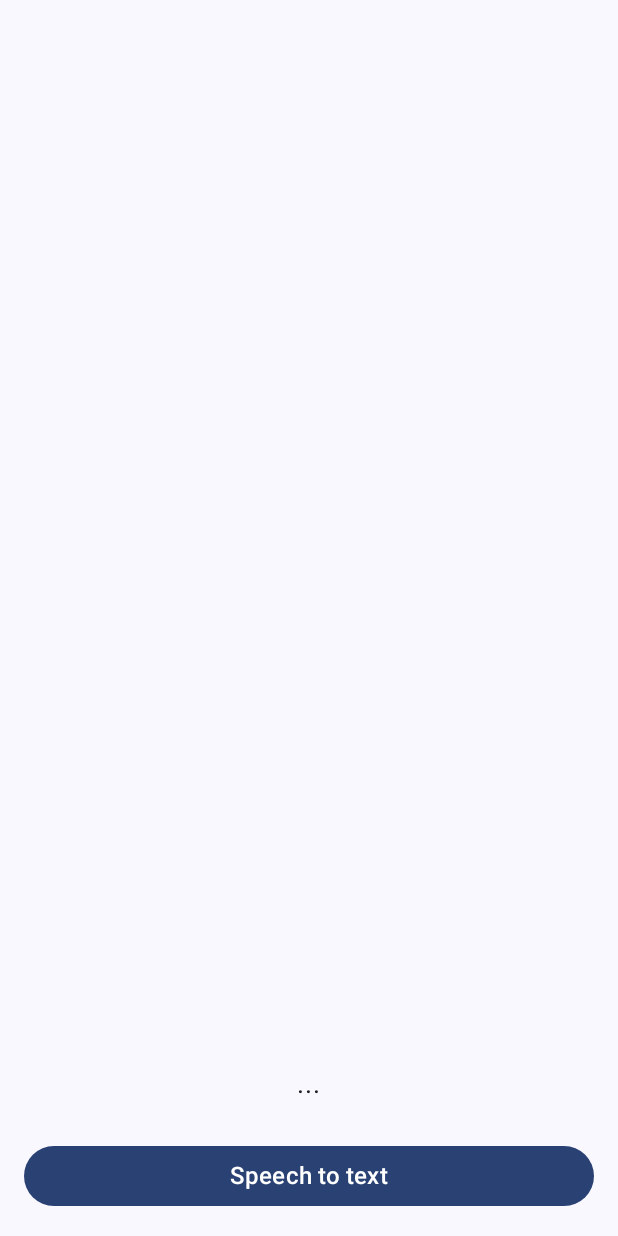
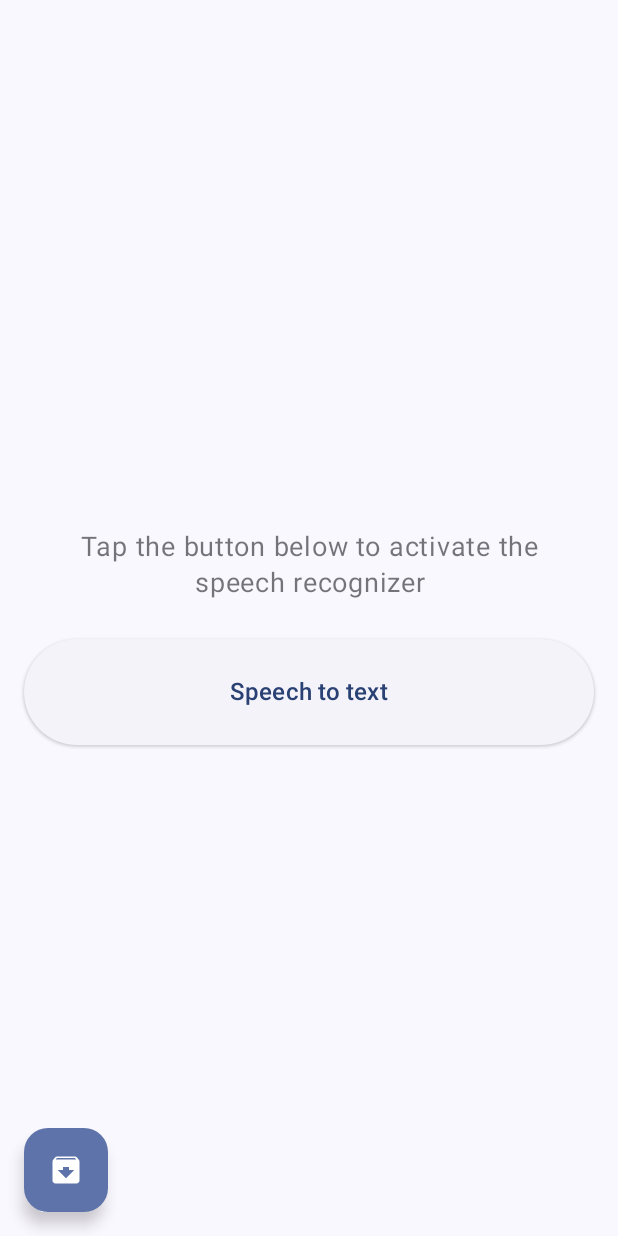
Before and after one commit to ManchiGitHub/SpeechToTextExample, an Android app built with Jetpack Compose: the screen it shows after launch (MainActivity), on a phone screen of 412 x 824 dp. Run offline under Robolectric (Android 15) with nearby library versions, the phone set to English and light mode, and no system bars; 1 statement that could not run was skipped.

Commit message:
feature:archive

```diff
--- a/app/build.gradle.kts
+++ b/app/build.gradle.kts
@@ -71,4 +71,7 @@ dependencies {
     implementation("androidx.compose.material:material-icons-extended")
     implementation("androidx.compose.ui:ui-graphics")
 
-    implementation("androidx.navigation:navigation-compose:2.7.7")}
+    implementation("androidx.navigation:navigation-compose:2.7.7")
+
+    implementation("com.airbnb.android:lottie-compose:4.0.0")
+}
--- a/app/src/main/java/com/example/myapplication/MainComposable.kt
+++ b/app/src/main/java/com/example/myapplication/MainComposable.kt
@@ -8,8 +8,9 @@ import androidx.compose.ui.tooling.preview.Preview
 import androidx.navigation.NavHostController
 import androidx.navigation.compose.NavHost
 import androidx.navigation.compose.rememberNavController
+import com.example.myapplication.archive.archiveNavGraph
 import com.example.myapplication.home.homeNavGraph
-import com.example.myapplication.navigation.AppNavigation
+import com.example.myapplication.navigation.NavGraphRoutes
 import theme.MyApplicationTheme
 
 @Preview
@@ -27,9 +28,10 @@ fun MainComposable(navController: NavHostController) {
         NavHost(
             navController = navController,
             modifier = Modifier.padding(innerPadding),
-            startDestination = AppNavigation.HomeRoute
+            startDestination = NavGraphRoutes.Home.name
         ) {
-            homeNavGraph()
+            homeNavGraph(navController)
+            archiveNavGraph(navController)
         }
     }
 }
--- a/app/src/main/java/com/example/myapplication/home/SpeechToTextComponent.kt
+++ b/app/src/main/java/com/example/myapplication/components/SpeechToTextComponent.kt
@@ -1,4 +1,4 @@
-package com.example.myapplication.home
+package com.example.myapplication.components
 
 import android.app.Activity.RESULT_OK
 import android.content.Intent
@@ -8,9 +8,12 @@ import androidx.activity.result.contract.ActivityResultContracts
 import androidx.compose.foundation.background
 import androidx.compose.foundation.layout.Arrangement
 import androidx.compose.foundation.layout.Column
+import androidx.compose.foundation.layout.PaddingValues
+import androidx.compose.foundation.layout.fillMaxSize
 import androidx.compose.foundation.layout.fillMaxWidth
 import androidx.compose.foundation.layout.padding
-import androidx.compose.material3.Button
+import androidx.compose.material3.ButtonDefaults
+import androidx.compose.material3.ElevatedButton
 import androidx.compose.material3.MaterialTheme
 import androidx.compose.material3.Text
 import androidx.compose.runtime.Composable
@@ -20,6 +23,8 @@ import androidx.compose.runtime.remember
 import androidx.compose.runtime.setValue
 import androidx.compose.ui.Alignment
 import androidx.compose.ui.Modifier
+import androidx.compose.ui.draw.alpha
+import androidx.compose.ui.text.style.TextAlign
 import androidx.compose.ui.tooling.preview.Preview
 import androidx.compose.ui.unit.dp
 import androidx.compose.ui.unit.sp
@@ -62,16 +67,19 @@ fun SpeechToTextSection(
     )
 
     Column(
-        modifier = modifier,
-        verticalArrangement = Arrangement.Bottom,
-        horizontalAlignment = Alignment.CenterHorizontally
+        modifier = modifier.fillMaxSize(),
+        horizontalAlignment = Alignment.CenterHorizontally,
+        verticalArrangement = Arrangement.Center
     ) {
         Text(
-            text = speechResult.ifEmpty { "..." },
+            text = speechResult.ifEmpty { "Tap the button below to activate the speech recognizer" },
+            textAlign = TextAlign.Center,
             fontSize = 18.sp,
-            modifier = Modifier.padding(25.dp)
+            modifier = Modifier.padding(25.dp).alpha(0.6f)
         )
-        Button(
+        ElevatedButton(
+            contentPadding = PaddingValues(25.dp),
+            colors = ButtonDefaults.elevatedButtonColors(),
             modifier = Modifier.fillMaxWidth(),
             onClick = { speechIntentLauncher.launch(speechToTextIntent) }
         ) {
--- /dev/null
+++ b/app/src/main/java/com/example/myapplication/home/HomeNavGraph.kt
@@ -0,0 +1,22 @@
+package com.example.myapplication.home
+
+import androidx.navigation.NavController
+import androidx.navigation.NavGraphBuilder
+import androidx.navigation.compose.composable
+import androidx.navigation.navigation
+import com.example.myapplication.navigation.HomeNavOptions
+import com.example.myapplication.navigation.NavGraphRoutes
+
+fun NavGraphBuilder.homeNavGraph(navController: NavController) {
+    navigation(
+        startDestination = HomeNavOptions.Main.name,
+        route = NavGraphRoutes.Home.name
+    ) {
+        composable(
+            route = HomeNavOptions.Main.name,
+            content = {
+                HomeScreen(navController = navController)
+            }
+        )
+    }
+}
--- a/app/src/main/java/com/example/myapplication/home/HomeScreen.kt
+++ b/app/src/main/java/com/example/myapplication/home/HomeScreen.kt
@@ -1,23 +1,68 @@
 package com.example.myapplication.home
 
-import androidx.compose.foundation.layout.Arrangement
-import androidx.compose.foundation.layout.Column
+import androidx.compose.foundation.background
+import androidx.compose.foundation.layout.Box
 import androidx.compose.foundation.layout.fillMaxSize
 import androidx.compose.foundation.layout.padding
+import androidx.compose.material.icons.Icons
+import androidx.compose.material.icons.filled.Archive
+import androidx.compose.material3.FloatingActionButton
+import androidx.compose.material3.Icon
+import androidx.compose.material3.MaterialTheme
 import androidx.compose.runtime.Composable
 import androidx.compose.ui.Alignment
 import androidx.compose.ui.Modifier
+import androidx.compose.ui.tooling.preview.Preview
 import androidx.compose.ui.unit.dp
+import androidx.navigation.NavController
+import androidx.navigation.compose.rememberNavController
+import com.example.myapplication.components.SpeechToTextSection
+import com.example.myapplication.navigation.NavGraphRoutes
+import theme.MyApplicationTheme
+
+@Preview
+@Composable
+fun PreviewHomeScreen() {
+    MyApplicationTheme {
+        val navController = rememberNavController()
+        HomeScreen(
+            modifier = Modifier.background(MaterialTheme.colorScheme.background),
+            navController = navController
+        )
+    }
+}
 
 @Composable
-fun HomeScreen(modifier: Modifier = Modifier) {
-    Column(
+fun HomeScreen(
+    modifier: Modifier = Modifier,
+    navController: NavController
+) {
+
+    val navigateToArchive = {
+        navController.navigate(NavGraphRoutes.Archive.name) {
+            launchSingleTop = true
+        }
+    }
+
+    HomeLayout(modifier = modifier, navigateToArchive = navigateToArchive)
+}
+
+@Composable
+fun HomeLayout(
+    modifier: Modifier = Modifier,
+    navigateToArchive: () -> Unit
+) {
+    Box(
         modifier = modifier
-            .padding(16.dp)
-            .fillMaxSize(),
-        verticalArrangement = Arrangement.Bottom,
-        horizontalAlignment = Alignment.CenterHorizontally
+            .fillMaxSize()
+            .padding(16.dp),
     ) {
-        SpeechToTextSection()
+        SpeechToTextSection(modifier = Modifier.align(Alignment.Center))
+        FloatingActionButton(
+            modifier = Modifier.align(Alignment.BottomStart), // Position the FAB
+            onClick = navigateToArchive
+        ) {
+            Icon(imageVector = Icons.Filled.Archive, contentDescription = "Archive action button")
+        }
     }
 }
--- a/app/src/main/java/com/example/myapplication/home/Navigation.kt
+++ /dev/null
@@ -1,34 +0,0 @@
-package com.example.myapplication.home
-
-import androidx.compose.foundation.background
-import androidx.compose.material3.MaterialTheme
-import androidx.compose.runtime.Composable
-import androidx.compose.ui.Modifier
-import androidx.compose.ui.tooling.preview.Preview
-import androidx.navigation.NavGraphBuilder
-import androidx.navigation.compose.composable
-import androidx.navigation.navigation
-import com.example.myapplication.navigation.AppNavigation
-import theme.MyApplicationTheme
-
-fun NavGraphBuilder.homeNavGraph() {
-    navigation(
-        startDestination = AppNavigation.SpeechToTextRoute,
-        route = AppNavigation.HomeRoute
-    ) {
-        composable(
-            route = AppNavigation.SpeechToTextRoute,
-            content = {
-                HomeScreen()
-            }
-        )
-    }
-}
-
-@Preview
-@Composable
-fun PreviewHomeScreen() {
-    MyApplicationTheme {
-        HomeScreen(Modifier.background(MaterialTheme.colorScheme.background))
-    }
-}
```
Also changed, not shown: app/src/main/java/com/example/myapplication/navigation/AppNavigation.kt (+11 -3 lines).
